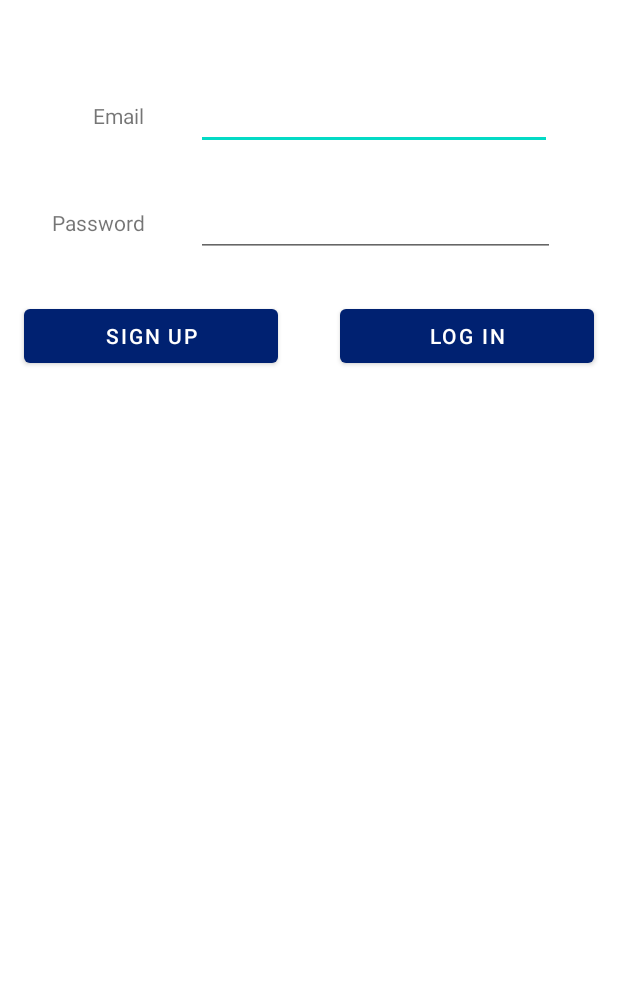
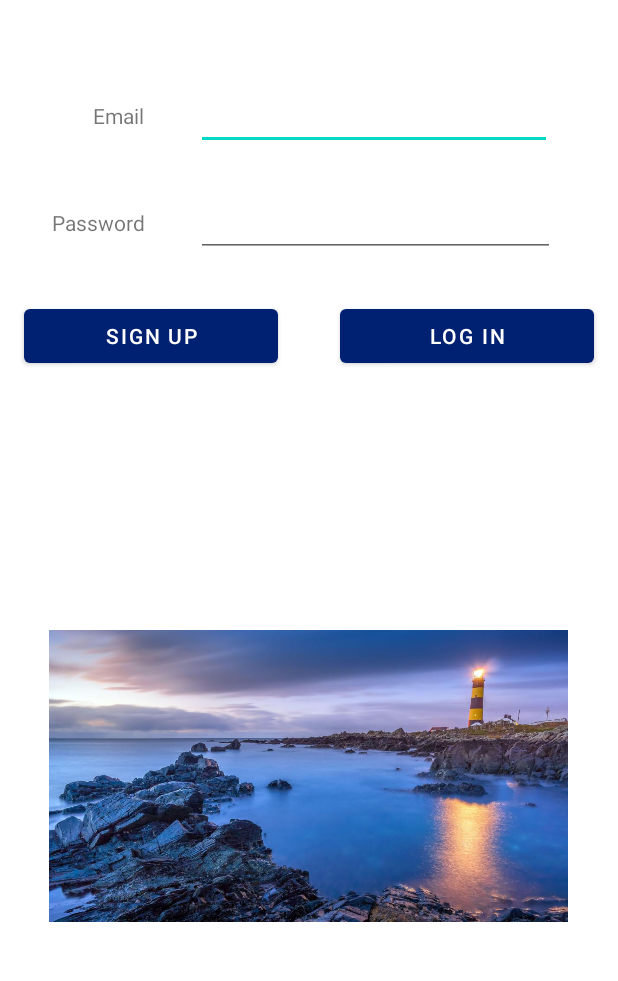
Before and after one commit to MaryiaBalbachan/Lighthouse-App, an Android app: the screen it shows after launch (LoginView), on a phone screen of 412 x 824 dp, the part 84-1065 px from its top. Run offline under Robolectric (Android 15) with nearby library versions, the phone set to English and light mode, and no system bars; our stand-ins replace Firebase (no records; nobody signed in at launch, a user with empty details on screens opened directly), Room's generated code, Timber; 1 statement that could not run was skipped.

Commit message:
Working app last update

```diff
--- a/app/src/main/java/org/wit/lighthouse/models/LighthouseMemStore.kt
+++ b/app/src/main/java/org/wit/lighthouse/models/LighthouseMemStore.kt
@@ -44,4 +44,7 @@ class LighthouseMemStore : LighthouseStore {
     fun logAll() {
         lighthouses.forEach{ i("${it}") }
     }
+    override suspend fun clear(){
+        lighthouses.clear()
+    }
 }
--- a/app/src/main/java/org/wit/lighthouse/models/LighthouseStore.kt
+++ b/app/src/main/java/org/wit/lighthouse/models/LighthouseStore.kt
@@ -6,4 +6,5 @@ interface LighthouseStore {
     suspend fun update(lighthouse: LighthouseModel)
     suspend fun delete(lighthouse: LighthouseModel)
     suspend fun findById(id:Long) : LighthouseModel?
+    suspend fun clear()
 }
--- a/app/src/main/java/org/wit/lighthouse/views/lighthouselist/LighthouseListPresenter.kt
+++ b/app/src/main/java/org/wit/lighthouse/views/lighthouselist/LighthouseListPresenter.kt
@@ -3,6 +3,7 @@ package org.wit.lighthouse.views.lighthouselist
 import android.content.Intent
 import androidx.activity.result.ActivityResultLauncher
 import androidx.activity.result.contract.ActivityResultContracts
+import com.google.firebase.auth.FirebaseAuth
 import kotlinx.coroutines.Dispatchers
 import kotlinx.coroutines.GlobalScope
 import kotlinx.coroutines.launch
@@ -44,7 +45,9 @@ class LighthouseListPresenter(val view: LighthouseListView) {
         //refreshIntentLauncher.launch(launcherIntent)
         editIntentLauncher.launch(launcherIntent)
     }
-    fun doLogout(){
+    suspend fun doLogout(){
+        FirebaseAuth.getInstance().signOut()
+        app.lighthouses.clear()
         val launcherIntent = Intent(view, LoginView::class.java)
         editIntentLauncher.launch(launcherIntent)
     }
--- a/app/src/main/res/layout/activity_login.xml
+++ b/app/src/main/res/layout/activity_login.xml
@@ -126,8 +126,22 @@
             android:layout_marginBottom="8dp"
             app:layout_constraintBottom_toBottomOf="parent"
             app:layout_constraintEnd_toEndOf="parent"
+            app:layout_constraintHorizontal_bias="0.497"
             app:layout_constraintStart_toStartOf="parent"
-            app:layout_constraintTop_toBottomOf="@+id/signUp" />
+            app:layout_constraintTop_toBottomOf="@+id/signUp"
+            app:layout_constraintVertical_bias="0.072" />
+
+        <ImageView
+            android:id="@+id/imageView3"
+            android:layout_width="346dp"
+            android:layout_height="461dp"
+            app:layout_constraintBottom_toBottomOf="parent"
+            app:layout_constraintEnd_toEndOf="parent"
+            app:layout_constraintHorizontal_bias="0.489"
+            app:layout_constraintStart_toStartOf="parent"
+            app:layout_constraintTop_toBottomOf="@+id/progressBar"
+            app:layout_constraintVertical_bias="0.414"
+            app:srcCompat="@drawable/login" />
 
     </androidx.constraintlayout.widget.ConstraintLayout>
 
```
Also changed, not shown: app/src/main/res/drawable/iremap.jpg (added), app/src/main/res/drawable/login.jpg (added).
